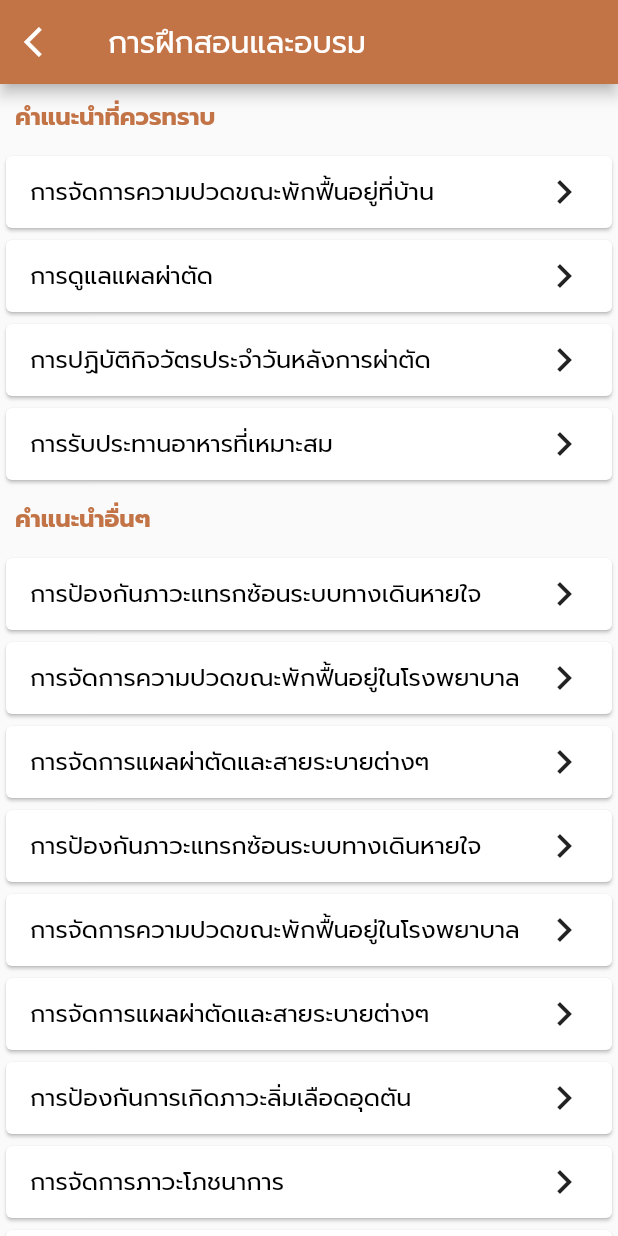
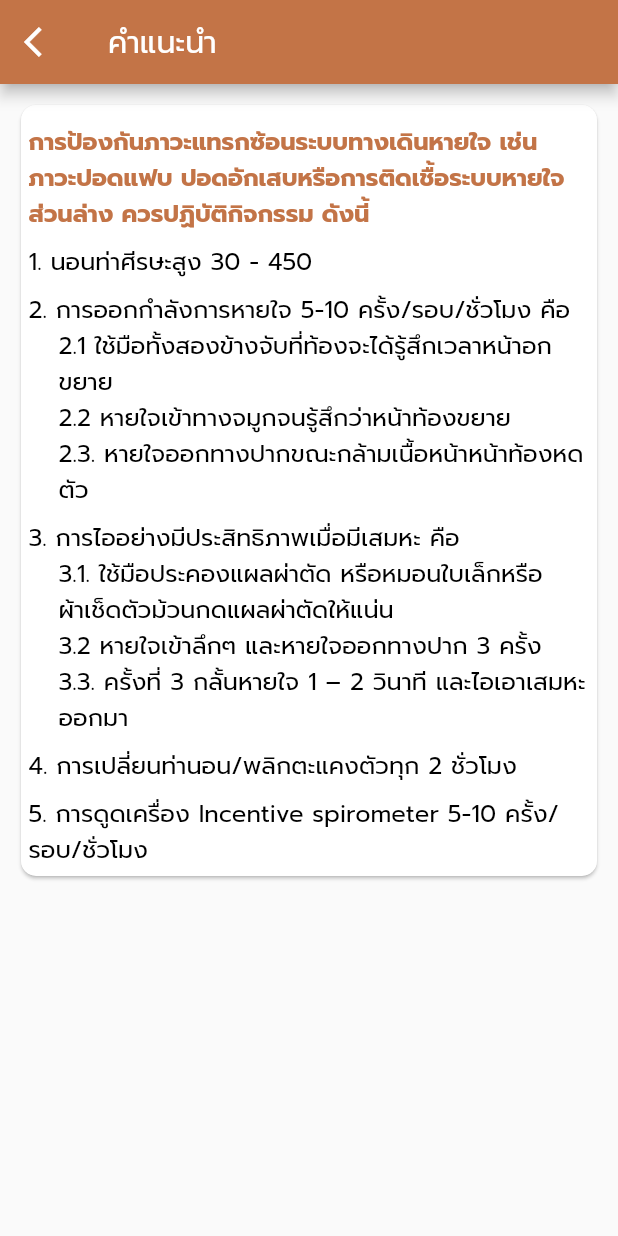
Before and after one commit to LaCare-KMUTT/AbdoCare, a Flutter app: the PostOpHomeTrainingPage screen opened directly, after a tap on "การป้องกันภาวะแทรกซ้อนระบบทางเดินหายใจ", on a phone screen of 412 x 824 dp. Run offline on Flutter 3.47's test engine with Material 2 defaults, Android fonts, the phone set to English and light mode, and no system bars; our stand-ins replace bubble, charts_flutter, cloud_firestore, firebase_auth, firebase_core, get_it and 1 more; missing offline and left inert: flutter_dialogflow; accounts and stored records are empty; statements that could not run were skipped.

Commit message:
Advice for Prevent respiratory complication

```diff
--- a/lib/widget/post_op_home_training.dart
+++ b/lib/widget/post_op_home_training.dart
@@ -1,9 +1,10 @@
 import 'package:flutter/material.dart';
 import '../pages/chat_page.dart';
-import 'training_information/daily_activity_advice.dart';
-import 'training_information/food_advice.dart';
-import 'training_information/pain_advice.dart';
-import 'training_information/surgical_incision_advice.dart';
+import 'training_information/post-op-home/daily_activity_advice.dart';
+import 'training_information/post-op-home/food_advice.dart';
+import 'training_information/post-op-home/pain_advice.dart';
+import 'training_information/post-op-home/surgical_incision_advice.dart';
+import 'training_information/post-op-hos-day0/respiratory_advice.dart';
 
 class PostOpHomeTrainingPage extends StatefulWidget {
   @override
@@ -15,7 +16,10 @@ class _PostOpHomeTrainingPageState extends State<PostOpHomeTrainingPage> {
   String topic;
   String state;
   void detailpage(int number) {
-    if (number == 15) {
+    if (number == 1) {
+      Navigator.push(context,
+          MaterialPageRoute(builder: (context) => RespiratoryAdvice()));
+    } else if (number == 15) {
       Navigator.push(
           context, MaterialPageRoute(builder: (context) => PainAdvice()));
     } else if (number == 16) {
@@ -209,6 +213,7 @@ class _PostOpHomeTrainingPageState extends State<PostOpHomeTrainingPage> {
                       onPressed: () {
                         number = item['id'];
                         topic = item['topic'];
+                        detailpage(number);
                       },
                       child: Padding(
                         padding: const EdgeInsets.fromLTRB(0, 5, 0, 5),
--- /dev/null
+++ b/lib/widget/training_information/post-op-hos-day0/respiratory_advice.dart
@@ -0,0 +1,140 @@
+// Advice for Prevent respiratory complication
+// Post-op @ Hospital Day 0
+import 'package:flutter/material.dart';
+
+class RespiratoryAdvice extends StatelessWidget {
+  @override
+  Widget build(BuildContext context) => Scaffold(
+      appBar: AppBar(
+        title: Text("คำแนะนำ"),
+        leading: IconButton(
+          icon: const Icon(
+            Icons.arrow_back_ios,
+          ),
+          tooltip: 'กลับ',
+          onPressed: () {
+            Navigator.pop(context);
+          },
+        ),
+      ),
+      body: Container(
+        child: ListView(
+          children: [
+            Padding(
+              padding: const EdgeInsets.all(10.0),
+              child: Card(
+                shape: RoundedRectangleBorder(
+                  borderRadius: BorderRadius.circular(10.0),
+                ),
+                child: Padding(
+                  padding: const EdgeInsets.all(5.0),
+                  child: Column(
+                    children: [
+                      Column(
+                        crossAxisAlignment: CrossAxisAlignment.stretch,
+                        children: [
+                          Padding(
+                            padding: const EdgeInsets.only(top: 8),
+                            child: Text('''
+การป้องกันภาวะแทรกซ้อนระบบทางเดินหายใจ เช่น ภาวะปอดแฟบ ปอดอักเสบหรือการติดเชื้อระบบหายใจส่วนล่าง ควรปฏิบัติกิจกรรม ดังนี้'''),
+                          ),
+                          Padding(
+                            padding: const EdgeInsets.only(top: 8),
+                            child: Text('1.	นอนท่าศีรษะสูง 30 - 450',
+                                style: Theme.of(context).textTheme.bodyText1),
+                          ),
+                          Padding(
+                            padding: const EdgeInsets.only(top: 8),
+                            child: Column(
+                              crossAxisAlignment: CrossAxisAlignment.stretch,
+                              children: [
+                                Text(
+                                    '2. การออกกำลังการหายใจ 5-10 ครั้ง/รอบ/ชั่วโมง คือ',
+                                    style:
+                                        Theme.of(context).textTheme.bodyText1),
+                                Padding(
+                                  padding: const EdgeInsets.only(left: 20),
+                                  child: Column(
+                                    crossAxisAlignment:
+                                        CrossAxisAlignment.stretch,
+                                    children: [
+                                      Text('''
+2.1 ใช้มือทั้งสองข้างจับที่ท้องจะได้รู้สึกเวลาหน้าอกขยาย''',
+                                          style: Theme.of(context)
+                                              .textTheme
+                                              .bodyText1),
+                                      Text('''
+2.2 หายใจเข้าทางจมูกจนรู้สึกว่าหน้าท้องขยาย''',
+                                          style: Theme.of(context)
+                                              .textTheme
+                                              .bodyText1),
+                                      Text('''
+2.3.	หายใจออกทางปากขณะกล้ามเนื้อหน้าหน้าท้องหดตัว''',
+                                          style: Theme.of(context)
+                                              .textTheme
+                                              .bodyText1),
+                                    ],
+                                  ),
+                                ),
+                              ],
+                            ),
+                          ),
+                          Padding(
+                            padding: const EdgeInsets.only(top: 8),
+                            child: Column(
+                              crossAxisAlignment: CrossAxisAlignment.stretch,
+                              children: [
+                                Text('''
+3. การไออย่างมีประสิทธิภาพเมื่อมีเสมหะ คือ''',
+                                    style:
+                                        Theme.of(context).textTheme.bodyText1),
+                                Padding(
+                                  padding: const EdgeInsets.only(left: 20),
+                                  child: Column(
+                                    crossAxisAlignment:
+                                        CrossAxisAlignment.stretch,
+                                    children: [
+                                      Text('''
+3.1. ใช้มือประคองแผลผ่าตัด หรือหมอนใบเล็กหรือผ้าเช็ดตัวม้วนกดแผลผ่าตัดให้แน่น''',
+                                          style: Theme.of(context)
+                                              .textTheme
+                                              .bodyText1),
+                                      Text('''
+3.2 หายใจเข้าลึกๆ และหายใจออกทางปาก 3 ครั้ง''',
+                                          style: Theme.of(context)
+                                              .textTheme
+                                              .bodyText1),
+                                      Text('''
+3.3. ครั้งที่ 3 กลั้นหายใจ 1 – 2 วินาที และไอเอาเสมหะออกมา''',
+                                          style: Theme.of(context)
+                                              .textTheme
+                                              .bodyText1),
+                                    ],
+                                  ),
+                                ),
+                              ],
+                            ),
+                          ),
+                          Padding(
+                            padding: const EdgeInsets.only(top: 8),
+                            child: Text(
+                                '4.	การเปลี่ยนท่านอน/พลิกตะแคงตัวทุก 2 ชั่วโมง',
+                                style: Theme.of(context).textTheme.bodyText1),
+                          ),
+                          Padding(
+                            padding: const EdgeInsets.only(top: 8),
+                            child: Text(
+                                '5.	การดูดเครื่อง Incentive spirometer 5-10 ครั้ง/รอบ/ชั่วโมง',
+                                style: Theme.of(context).textTheme.bodyText1),
+                          ),
+                        ],
+                      ),
+                    ],
+                  ),
+                ),
+              ),
+            ),
+          ],
+        ),
+      ));
+}
```
